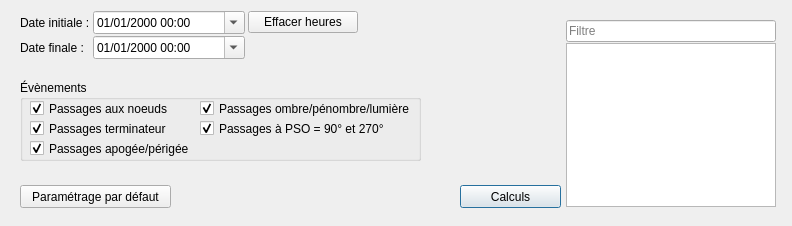
This is src/interface/onglets/previsions/calculsevenementsorbitaux.ui in mconsidine/previsat_archive as Qt 5 draws it before an edit. The edited form follows.
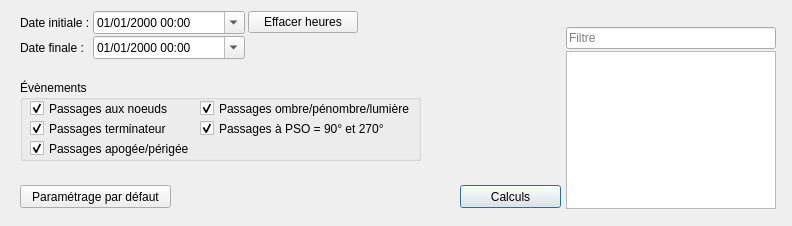
This is the edited form.

```diff
--- a/src/interface/onglets/previsions/calculsevenementsorbitaux.ui
+++ b/src/interface/onglets/previsions/calculsevenementsorbitaux.ui
@@ -17,9 +17,9 @@
    <property name="geometry">
     <rect>
      <x>566</x>
-     <y>43</y>
+     <y>51</y>
      <width>210</width>
-     <height>164</height>
+     <height>158</height>
     </rect>
    </property>
    <property name="font">
@@ -294,7 +294,7 @@
    <property name="geometry">
     <rect>
      <x>566</x>
-     <y>20</y>
+     <y>27</y>
      <width>210</width>
      <height>22</height>
     </rect>
```
